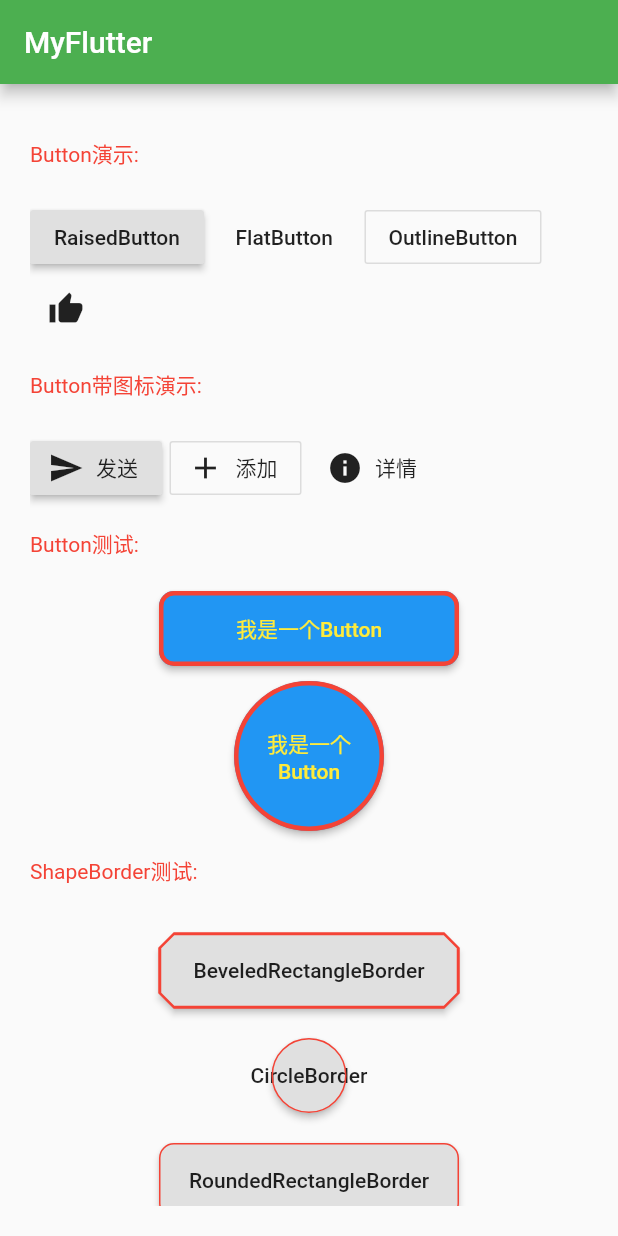
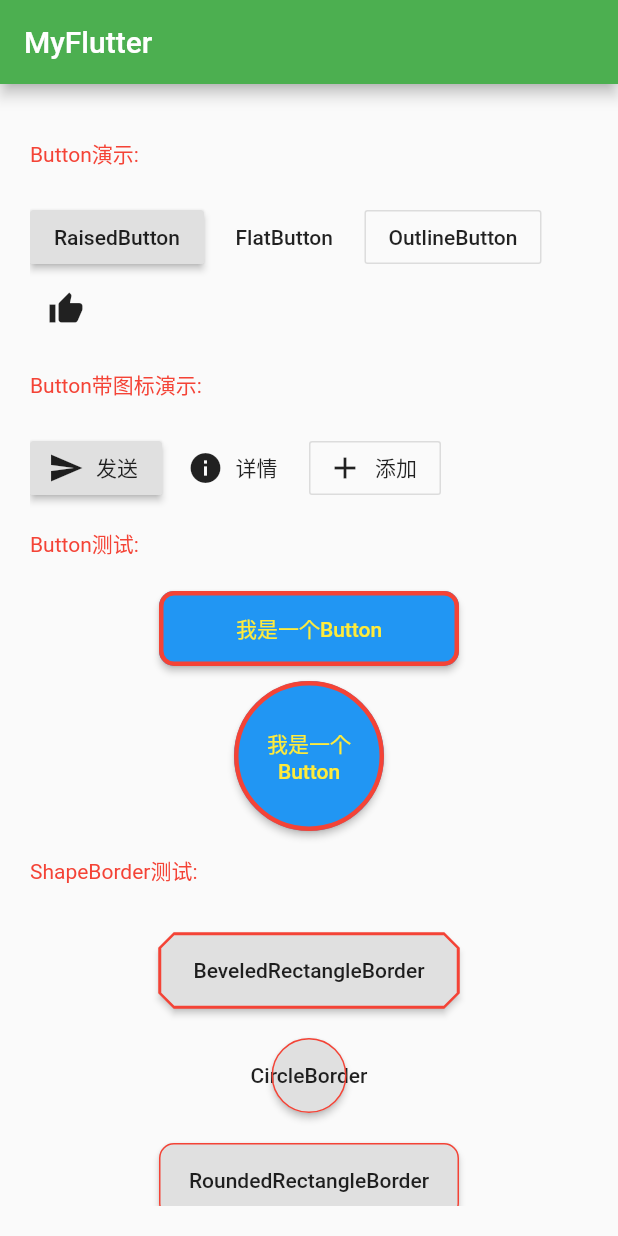
Before and after one commit to changshuai7/flutter_app_demo, a Flutter app: the screen it shows after launch, on a phone screen of 412 x 824 dp. Run offline on Flutter 3.47's test engine with Material 2 defaults, Android fonts, the phone set to English and light mode, and no system bars.

```diff
--- a/lib/widget/button_demo.dart
+++ b/lib/widget/button_demo.dart
@@ -81,17 +81,17 @@ class BtnShowWithIcon extends StatelessWidget {
         SizedBox(
           width: 5,
         ),
-        OutlineButton.icon(
-          icon: Icon(Icons.add),
-          label: Text("添加"),
+        FlatButton.icon(
+          icon: Icon(Icons.info),
+          label: Text("详情"),
           onPressed: () {},
         ),
         SizedBox(
           width: 5,
         ),
-        FlatButton.icon(
-          icon: Icon(Icons.info),
-          label: Text("详情"),
+        OutlineButton.icon(
+          icon: Icon(Icons.add),
+          label: Text("添加"),
           onPressed: () {},
         ),
       ],
```
